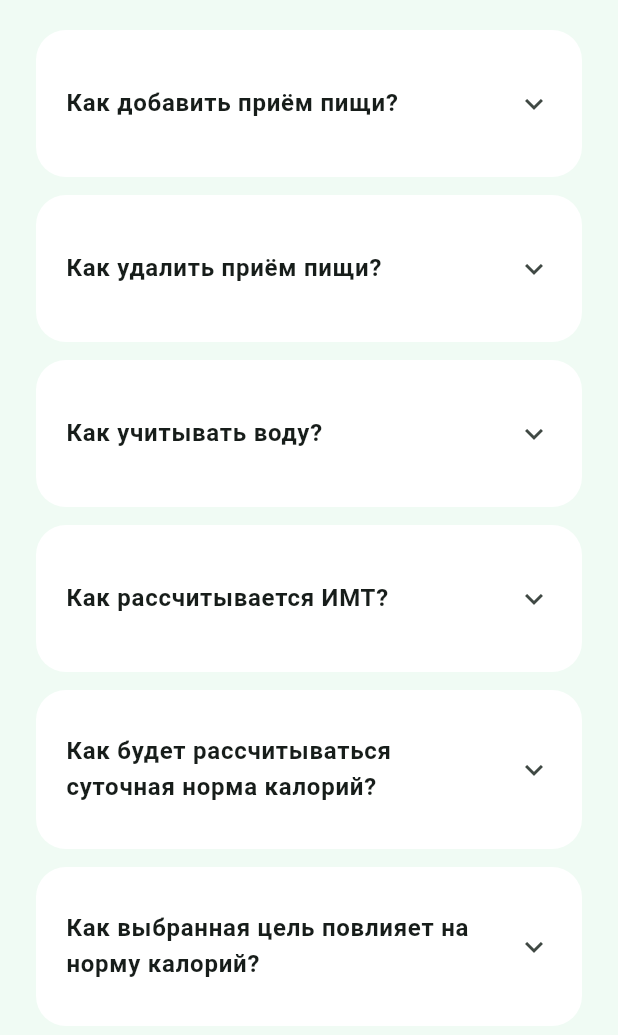
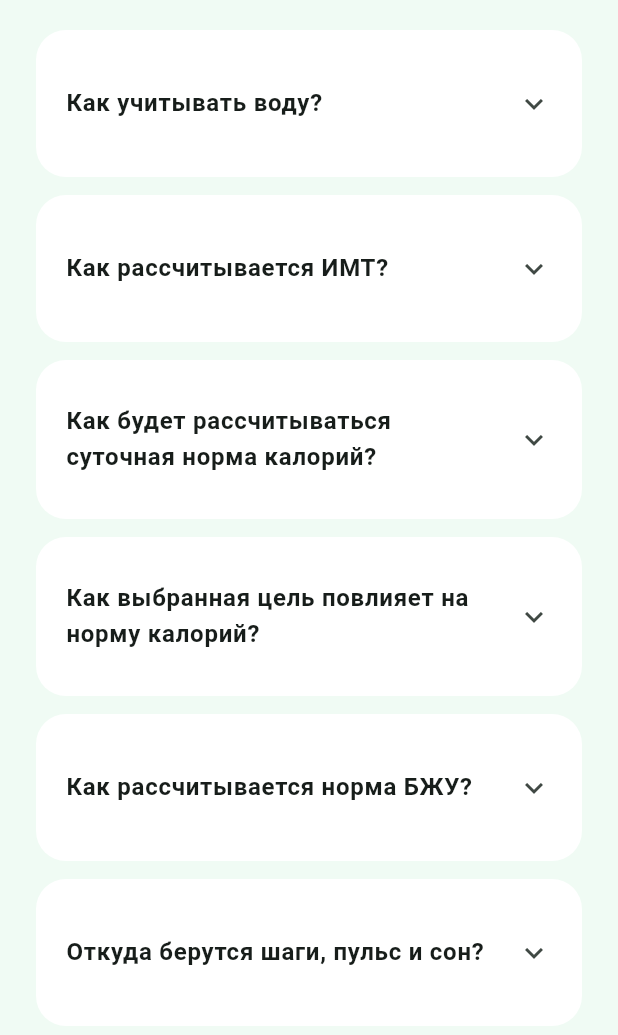
Before and after one commit to 4oys/health_app_ui, a Flutter app: the HelpScreen screen opened directly, on a phone screen of 412 x 824 dp, the part 201-1236 px from its top. Run offline on Flutter 3.47's test engine with Material 3 defaults, Android fonts, the phone set to English and light mode, and no system bars.

Commit message:
feat(help): убрать вопросы о добавлении и удалении приёмов пищи

```diff
--- a/lib/features/help/presentation/help_screen.dart
+++ b/lib/features/help/presentation/help_screen.dart
@@ -30,20 +30,6 @@ class HelpScreen extends StatelessWidget {
             style: TextStyle(color: AppColors.muted),
           ),
           SizedBox(height: 20),
-          _HelpQuestion(
-            question: 'Как добавить приём пищи?',
-            answer:
-                'Откройте «Дневник», выберите день и нажмите «Добавить приём пищи». '
-                'Затем выберите тип приёма пищи, продукт и укажите его вес.',
-          ),
-          SizedBox(height: 12),
-          _HelpQuestion(
-            question: 'Как удалить приём пищи?',
-            answer:
-                'В дневнике нажмите корзину рядом с названием приёма пищи и '
-                'подтвердите удаление. Все продукты в нём тоже будут удалены.',
-          ),
-          SizedBox(height: 12),
           _HelpQuestion(
             question: 'Как учитывать воду?',
             answer:
```
